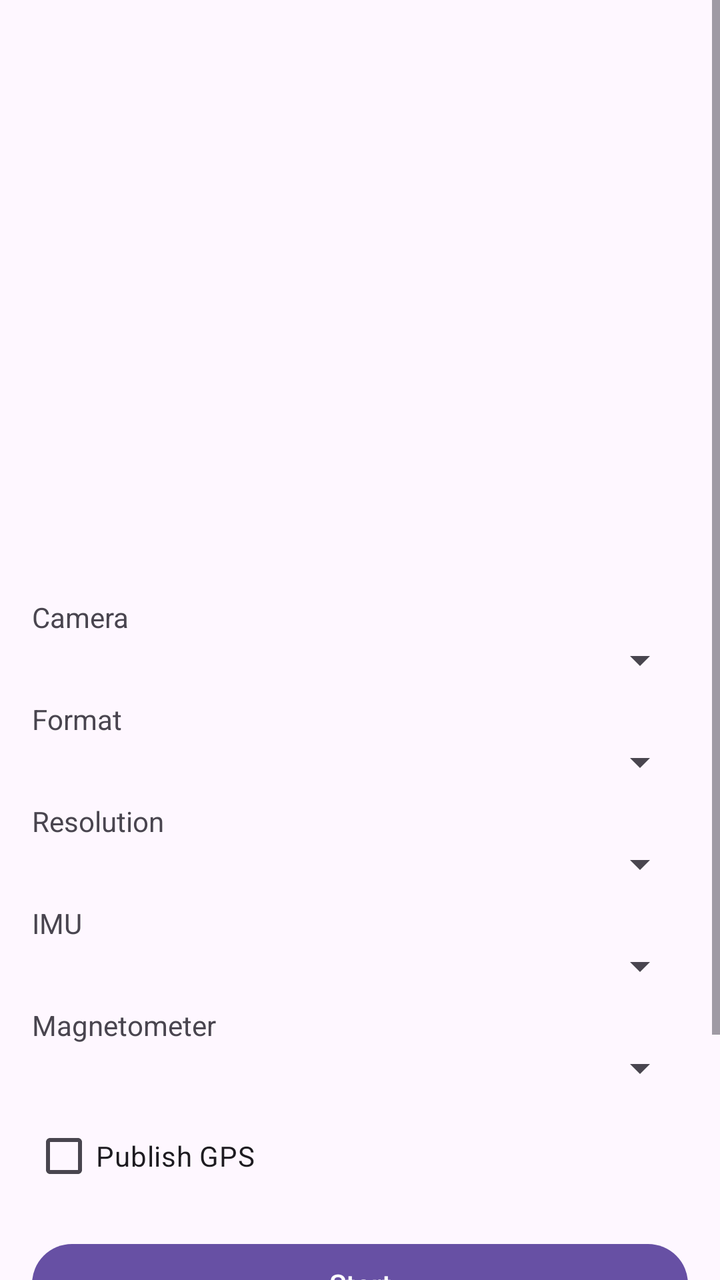
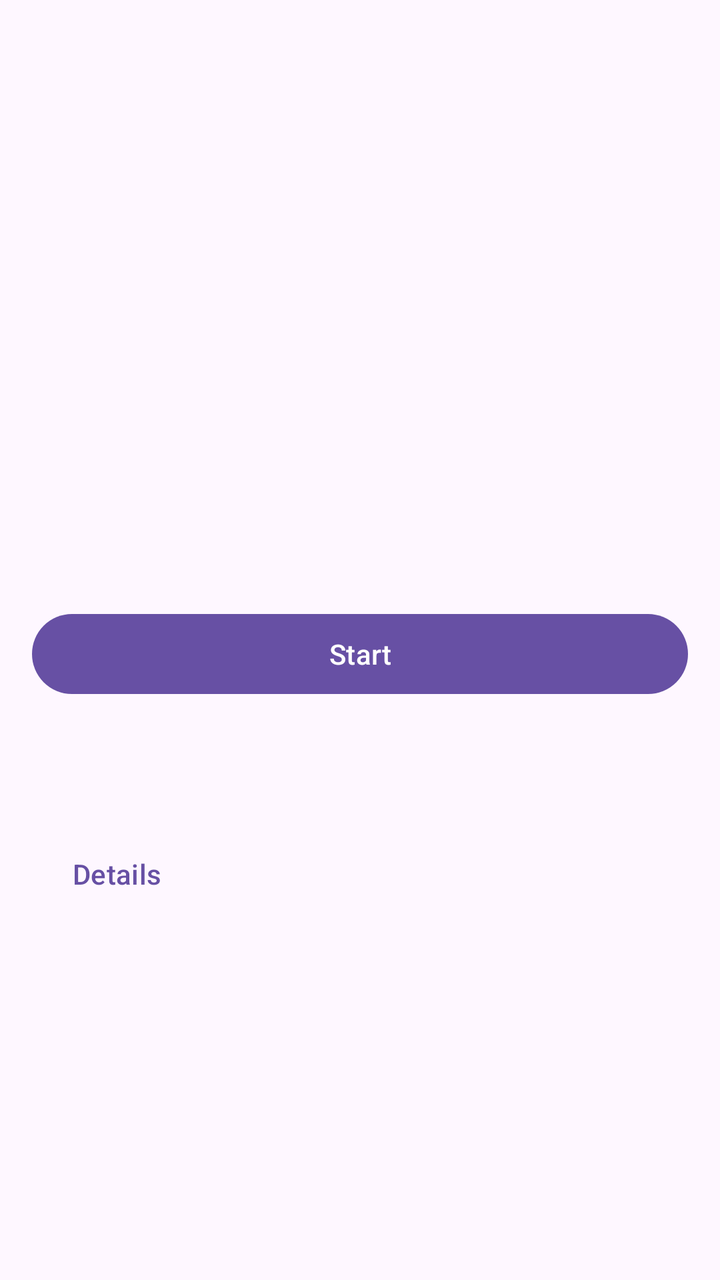

Two renders of the same Android screen: before a commit and after it. Below are the layout's source before the change and the commit's diff.
<!-- AndroidManifest.xml: application theme Theme.Grabbure -->
<!-- res/layout/activity_camera.xml -->
<?xml version="1.0" encoding="utf-8"?>
<ScrollView xmlns:android="http://schemas.android.com/apk/res/android"
    android:layout_width="match_parent"
    android:layout_height="match_parent">

    <LinearLayout
        android:layout_width="match_parent"
        android:layout_height="wrap_content"
        android:orientation="vertical"
        android:padding="16dp">

        <TextureView
            android:id="@+id/preview"
            android:layout_width="match_parent"
            android:layout_height="240dp"
            android:layout_gravity="center_horizontal" />

        <TextView
            android:id="@+id/master"
            android:layout_width="match_parent"
            android:layout_height="wrap_content"
            android:paddingTop="12dp"
            android:textAppearance="?attr/textAppearanceBodyMedium" />

        <TextView
            android:layout_width="match_parent"
            android:layout_height="wrap_content"
            android:paddingTop="12dp"
            android:text="@string/camera_label" />

        <Spinner
            android:id="@+id/camera"
            android:layout_width="match_parent"
            android:layout_height="wrap_content" />

        <TextView
            android:layout_width="match_parent"
            android:layout_height="wrap_content"
            android:paddingTop="8dp"
            android:text="@string/format_label" />

        <Spinner
            android:id="@+id/format"
            android:layout_width="match_parent"
            android:layout_height="wrap_content" />

        <TextView
            android:layout_width="match_parent"
            android:layout_height="wrap_content"
            android:paddingTop="8dp"
            android:text="@string/resolution_label" />

        <Spinner
            android:id="@+id/resolution"
            android:layout_width="match_parent"
            android:layout_height="wrap_content" />

        <TextView
            android:layout_width="match_parent"
            android:layout_height="wrap_content"
            android:paddingTop="8dp"
            android:text="@string/imu_rate_label" />

        <Spinner
            android:id="@+id/imuRate"
            android:layout_width="match_parent"
            android:layout_height="wrap_content" />

        <TextView
            android:layout_width="match_parent"
            android:layout_height="wrap_content"
            android:paddingTop="8dp"
            android:text="@string/mag_rate_label" />

        <Spinner
            android:id="@+id/magRate"
            android:layout_width="match_parent"
            android:layout_height="wrap_content" />

        <CheckBox
            android:id="@+id/publishGps"
            android:layout_width="match_parent"
            android:layout_height="wrap_content"
            android:layout_marginTop="8dp"
            android:text="@string/publish_gps" />

        <Button
            android:id="@+id/start"
            android:layout_width="match_parent"
            android:layout_height="wrap_content"
            android:layout_marginTop="16dp"
            android:text="@string/start" />

        <TextView
            android:id="@+id/status"
            android:layout_width="match_parent"
            android:layout_height="wrap_content"
            android:paddingTop="12dp"
            android:textAppearance="?attr/textAppearanceBodyMedium" />

        <TextView
            android:id="@+id/rates"
            android:layout_width="match_parent"
            android:layout_height="wrap_content"
            android:paddingTop="12dp"
            android:textSize="14sp"
            android:typeface="monospace" />

        <Button
            android:id="@+id/details"
            style="?android:attr/buttonBarButtonStyle"
            android:layout_width="wrap_content"
            android:layout_height="wrap_content"
            android:text="@string/details" />

        <TextView
            android:id="@+id/topics"
            android:layout_width="match_parent"
            android:layout_height="wrap_content"
            android:textSize="14sp"
            android:typeface="monospace"
            android:visibility="gone" />
    </LinearLayout>
</ScrollView>
<!-- resources referenced by this layout -->
<resources>
  <string name="camera_label">Camera</string>
  <string name="details">Details</string>
  <string name="format_label">Format</string>
  <string name="imu_rate_label">IMU</string>
  <string name="mag_rate_label">Magnetometer</string>
  <string name="publish_gps">Publish GPS</string>
  <string name="resolution_label">Resolution</string>
  <string name="start">Start</string>
  <style name="Theme.Grabbure" parent="Theme.Material3.DayNight.NoActionBar" />
</resources>

<!-- the commit's change to res/layout/activity_camera.xml (unified diff, before → after) -->
@@ -21,68 +21,6 @@
             android:layout_height="wrap_content"
             android:paddingTop="12dp"
             android:textAppearance="?attr/textAppearanceBodyMedium" />
-
-        <TextView
-            android:layout_width="match_parent"
-            android:layout_height="wrap_content"
-            android:paddingTop="12dp"
-            android:text="@string/camera_label" />
-
-        <Spinner
-            android:id="@+id/camera"
-            android:layout_width="match_parent"
-            android:layout_height="wrap_content" />
-
-        <TextView
-            android:layout_width="match_parent"
-            android:layout_height="wrap_content"
-            android:paddingTop="8dp"
-            android:text="@string/format_label" />
-
-        <Spinner
-            android:id="@+id/format"
-            android:layout_width="match_parent"
-            android:layout_height="wrap_content" />
-
-        <TextView
-            android:layout_width="match_parent"
-            android:layout_height="wrap_content"
-            android:paddingTop="8dp"
-            android:text="@string/resolution_label" />
-
-        <Spinner
-            android:id="@+id/resolution"
-            android:layout_width="match_parent"
-            android:layout_height="wrap_content" />
-
-        <TextView
-            android:layout_width="match_parent"
-            android:layout_height="wrap_content"
-            android:paddingTop="8dp"
-            android:text="@string/imu_rate_label" />
-
-        <Spinner
-            android:id="@+id/imuRate"
-            android:layout_width="match_parent"
-            android:layout_height="wrap_content" />
-
-        <TextView
-            android:layout_width="match_parent"
-            android:layout_height="wrap_content"
-            android:paddingTop="8dp"
-            android:text="@string/mag_rate_label" />
-
-        <Spinner
-            android:id="@+id/magRate"
-            android:layout_width="match_parent"
-            android:layout_height="wrap_content" />
-
-        <CheckBox
-            android:id="@+id/publishGps"
-            android:layout_width="match_parent"
-            android:layout_height="wrap_content"
-            android:layout_marginTop="8dp"
-            android:text="@string/publish_gps" />
 
         <Button
             android:id="@+id/start"
<!-- resource entries referenced after the edit -->
@@ -1,12 +1,6 @@
 <!-- resources referenced by this layout -->
 <resources>
-  <string name="camera_label">Camera</string>
   <string name="details">Details</string>
-  <string name="format_label">Format</string>
-  <string name="imu_rate_label">IMU</string>
-  <string name="mag_rate_label">Magnetometer</string>
-  <string name="publish_gps">Publish GPS</string>
-  <string name="resolution_label">Resolution</string>
   <string name="start">Start</string>
   <style name="Theme.Grabbure" parent="Theme.Material3.DayNight.NoActionBar" />
 </resources>
